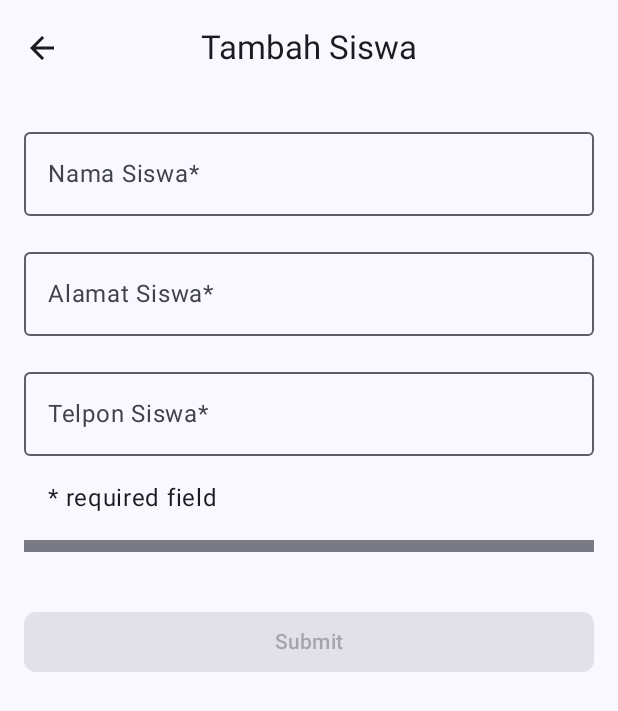
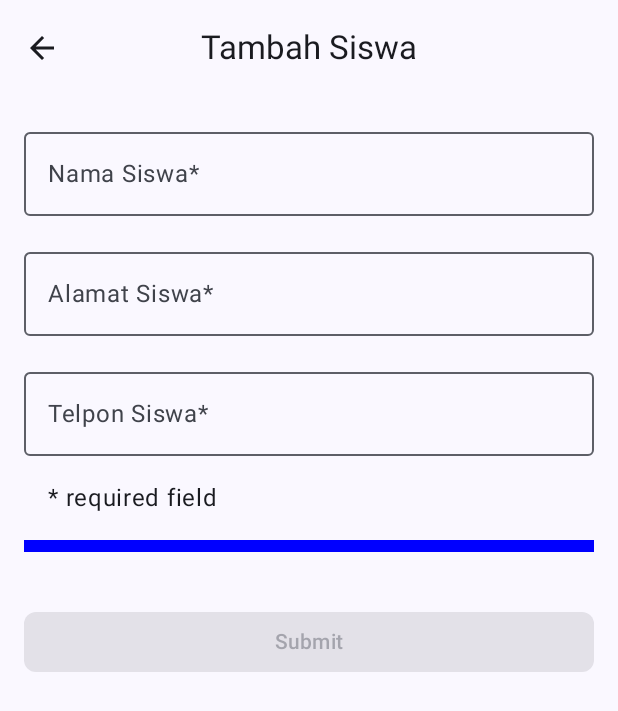
Before and after one commit to ZakyRizqiHasanain/0109_RoomDatabase, an Android app built with Jetpack Compose: the EntrySiswaScreen screen opened through its navigation route, on a phone screen of 412 x 824 dp. Shown: the top 711 px of the screen. Run offline under Robolectric (Android 15) with nearby library versions, the phone set to English and light mode, and no system bars; our stand-ins replace Room's generated code; 2 statements that could not run were skipped.

Commit message:
menghapus object DestinasiEntry dan juga memodifikasi horizontal divider dan diberi warna biru

```diff
--- a/app/src/main/java/com/example/roomdatabase/view/HalamanEntry.kt
+++ b/app/src/main/java/com/example/roomdatabase/view/HalamanEntry.kt
@@ -10,6 +10,7 @@ import androidx.compose.foundation.verticalScroll
 import androidx.compose.material3.Button
 import androidx.compose.material3.Divider
 import androidx.compose.material3.ExperimentalMaterial3Api
+import androidx.compose.material3.HorizontalDivider
 import androidx.compose.material3.MaterialTheme
 import androidx.compose.material3.OutlinedTextField
 import androidx.compose.material3.Scaffold
@@ -18,12 +19,14 @@ import androidx.compose.material3.TopAppBarDefaults
 import androidx.compose.runtime.Composable
 import androidx.compose.runtime.rememberCoroutineScope
 import androidx.compose.ui.Modifier
+import androidx.compose.ui.graphics.Color
 import androidx.compose.ui.input.nestedscroll.nestedScroll
 import androidx.compose.ui.res.dimensionResource
 import androidx.compose.ui.res.stringResource
 import androidx.compose.ui.text.input.KeyboardType
 import androidx.lifecycle.viewmodel.compose.viewModel
 import com.example.roomdatabase.R
+import com.example.roomdatabase.uicontroller.DestinasiEntry
 import com.example.roomdatabase.uicontroller.DestinasiNavigasi
 import com.example.roomdatabase.uicontroller.SiswaTopAppBar
 import com.example.roomdatabase.viewmodel.DetailSiswa
@@ -31,11 +34,6 @@ import com.example.roomdatabase.viewmodel.EntryViewModel
 import com.example.roomdatabase.viewmodel.PenyediaViewModel
 import com.example.roomdatabase.viewmodel.UIStateSiswa
 import kotlinx.coroutines.launch
-
-object DestinasiEntry: DestinasiNavigasi {
-    override val route = "item_entry"
-    override val titleRes = R.string.entry_siswa
-}
 
 @OptIn(ExperimentalMaterial3Api::class)
 @Composable
@@ -81,9 +79,10 @@ fun FormInputSiswa(
                 modifier = Modifier.padding(start = dimensionResource(id = R.dimen.padding_medium))
             )
         }
-        Divider(
+        HorizontalDivider(
+            modifier = Modifier.padding(bottom = dimensionResource(R.dimen.padding_medium)),
             thickness = dimensionResource(R.dimen.padding_small),
-            modifier = Modifier.padding(bottom = dimensionResource(R.dimen.padding_medium))
+            color = Color.Blue
         )
     }
 }
```
